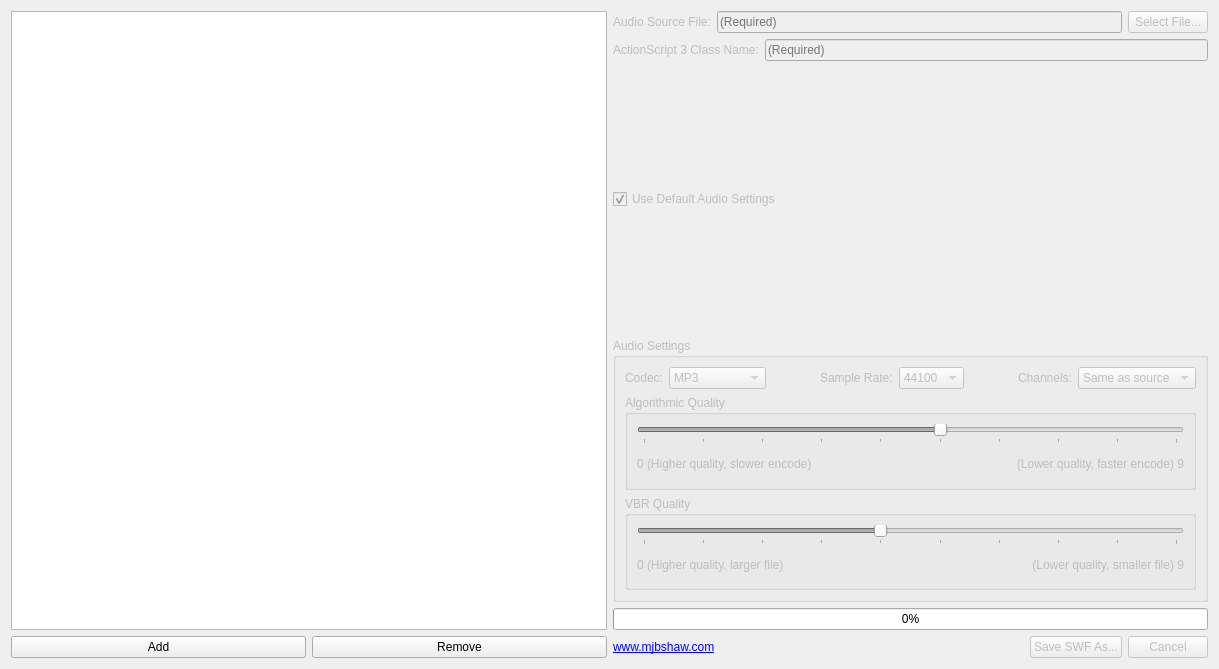
Qt form SWF-MP3-Looper/SwfMp3Looper.ui (mjbshaw/SWF-MP3-Looper) before a commit.
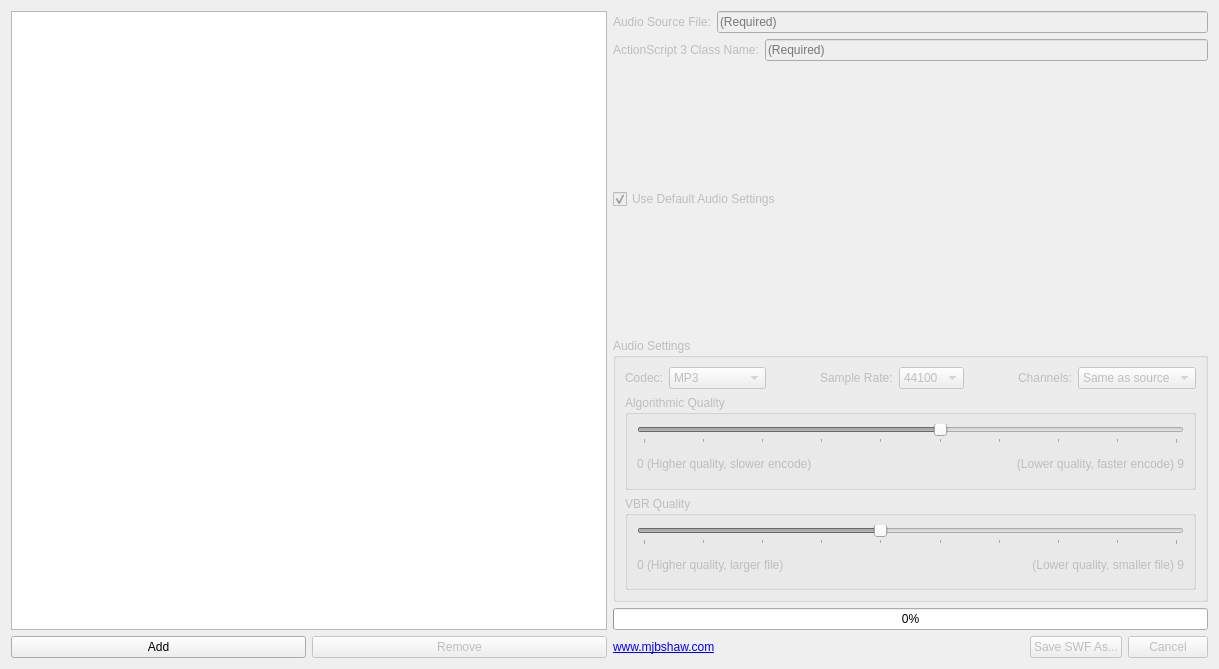
The same form after that commit.

Commit message: Implemented encoding of multiple audio files into one SWF.

```diff
--- a/SWF-MP3-Looper/SwfMp3Looper.ui
+++ b/SWF-MP3-Looper/SwfMp3Looper.ui
@@ -37,6 +37,9 @@
        </item>
        <item>
         <widget class="QPushButton" name="removeButton">
+         <property name="enabled">
+          <bool>false</bool>
+         </property>
          <property name="text">
           <string>Remove</string>
          </property>
@@ -70,16 +73,6 @@
          </property>
         </widget>
        </item>
-       <item>
-        <widget class="QPushButton" name="selectFileButton">
-         <property name="enabled">
-          <bool>false</bool>
-         </property>
-         <property name="text">
-          <string>Select File...</string>
-         </property>
-        </widget>
-       </item>
       </layout>
      </item>
      <item>
```
The commit also changes 2 other files.
